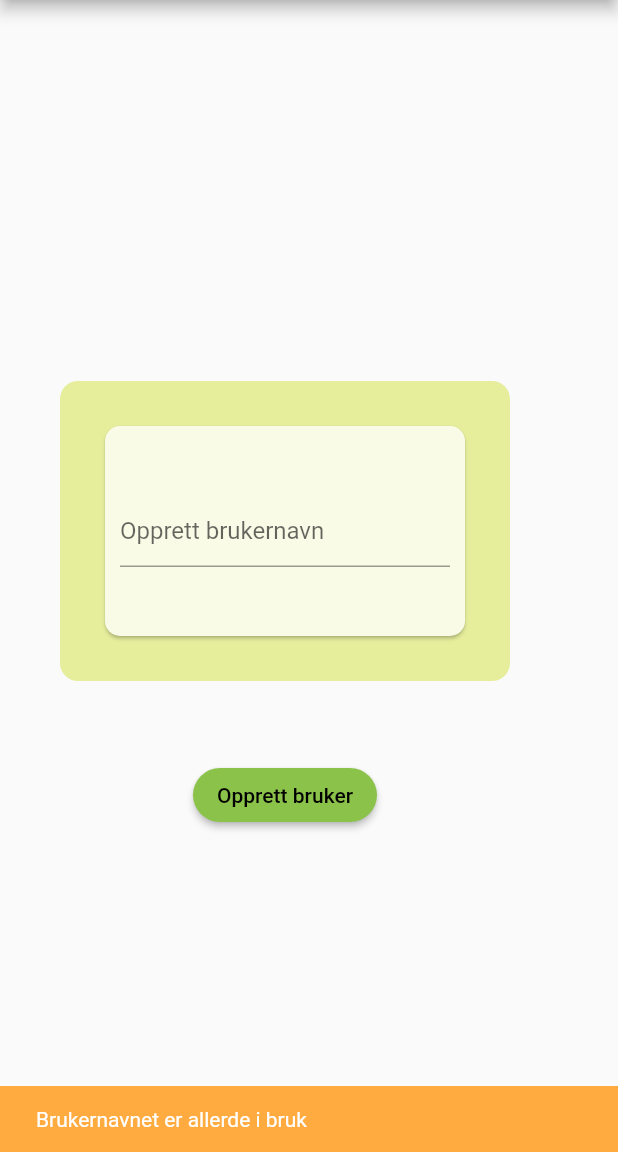
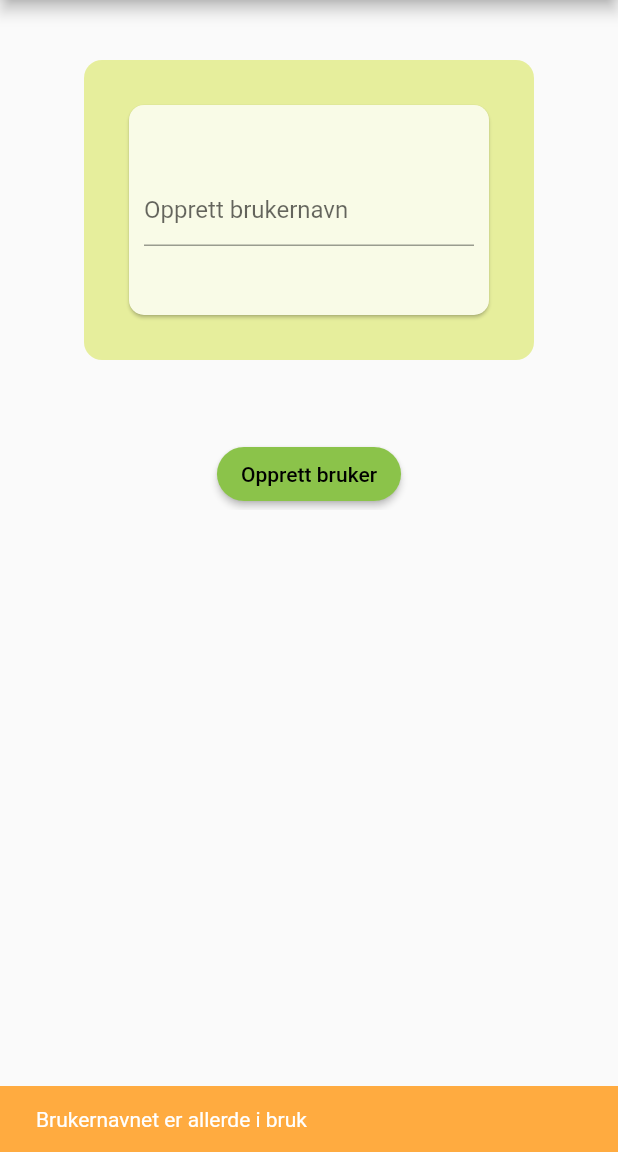
Before and after one commit to sunroadR/chat_app_flutter, a Flutter app: the screen it shows after launch, after a tap on "Opprett bruker", on a phone screen of 412 x 824 dp, the part 84-1236 px from its top. Run offline on Flutter 3.47's test engine with Material 2 defaults, Android fonts, the phone set to English and light mode, and no system bars; our stand-ins replace bloc, cloud_firestore, firebase_auth, firebase_core, flutter_bloc; accounts and stored records are empty.

Commit message:
fikset tekst brytning og returnerende bruker

```diff
--- a/lib/blocs/login_bloc.dart
+++ b/lib/blocs/login_bloc.dart
@@ -8,10 +8,14 @@ part 'login_state.dart';
 
 class LoginBloc extends Bloc<LoginEvent, LoginState> {
   FirestoreProvider _firestoreProvider = FirestoreProvider();
+
   LoginBloc(LoginStateInitial initialState) : super(initialState);
 
   @override
   Stream<LoginState> mapEventToState(LoginEvent event,) async* {
+    if (event is StartOppApp) {
+      yield* _startOppApp(event);
+    }
     if (event is OppretterBrukerNavn) {
       yield* _BrukerOpprettet(event);
     }
@@ -19,12 +23,26 @@ class LoginBloc extends Bloc<LoginEvent, LoginState> {
 
   Stream<LoginState> _BrukerOpprettet(OppretterBrukerNavn event) async* {
     var finnes = await _firestoreProvider.brukerNavnFinnes(event.brukerNavn);
-    if(finnes==false){
-      await  _firestoreProvider.registrerBruker(event.brukerNavn);
+    if (finnes == false) {
+      await _firestoreProvider.registrerBruker(event.brukerNavn);
       yield OpprettBrukerNavnState();
     }
-    else if (finnes == true){
+    else if (finnes == true) {
       yield BrukerNavnFinnesState();
     }
   }
+
+  Stream<LoginState> _startOppApp(StartOppApp event) async* {
+    print('Hei og hopp!!!');
+    var finnesBrukerId = await _firestoreProvider.finnesBrukerId();
+    print(finnesBrukerId);
+    if (finnesBrukerId == false) {
+
+      yield BrukerErNy();
+    }
+    if (finnesBrukerId==true) {
+      print('Hei på deg !!');
+      yield BrukerHarBrukerId();
+    }
+  }
 }
--- a/lib/blocs/login_event.dart
+++ b/lib/blocs/login_event.dart
@@ -4,9 +4,14 @@ part of 'login_bloc.dart';
 abstract class LoginEvent {}
 
 class OppretterBrukerNavn  extends LoginEvent {
+
   final String _brukerNavn;
 
   OppretterBrukerNavn(this._brukerNavn);
 
   String get brukerNavn => _brukerNavn;
 }
+
+class StartOppApp extends LoginEvent{
+
+}
--- a/lib/blocs/login_state.dart
+++ b/lib/blocs/login_state.dart
@@ -9,3 +9,7 @@ class LoginStateInitial extends LoginState {}
 class BrukerNavnFinnesState extends LoginState{}
 
 class OpprettBrukerNavnState extends LoginState{}
+
+class BrukerHarBrukerId extends LoginState{}
+
+class BrukerErNy extends LoginState{}
--- a/lib/main.dart
+++ b/lib/main.dart
@@ -25,6 +25,7 @@ class MyApp extends StatelessWidget {
             return Text('Noe gikk galt');
           }
           if (snapshot.connectionState == ConnectionState.done) {
+
             return MultiBlocProvider(
                 providers:[
                   BlocProvider<LoginBloc>(
@@ -41,7 +42,7 @@ class MyApp extends StatelessWidget {
                     primarySwatch: Colors.lightGreen,
                   ),
 
-                  home: LoginSide(),
+                   home: LoginSide(),
                 )
             );
           }
--- a/lib/resources/firestore_repository.dart
+++ b/lib/resources/firestore_repository.dart
@@ -124,4 +124,16 @@ class FirestoreProvider {
       var  userId = _auth.currentUser.uid.toString();
         return userId;
       }
+
+      bool finnesBrukerId(){
+      if(_auth.currentUser == null){
+        return false;
+      }
+      else
+        return true;
+
+
+      }
+
+
 }
--- a/lib/skjermbilder/login_side.dart
+++ b/lib/skjermbilder/login_side.dart
@@ -5,43 +5,47 @@ import 'package:flutter/material.dart';
 import 'package:flutter_bloc/flutter_bloc.dart';
 
 //Side hvor man registrerer seg første gang med brukernavn.
-class LoginSide extends StatelessWidget{
-
+class LoginSide extends StatelessWidget {
   @override
   Widget build(BuildContext context) {
-    return  Scaffold(
+    return Scaffold(
         appBar: AppBar(
-        title: Text('ChatApp'),),
-          body: BlocListener<LoginBloc, LoginState>(
-            listener: (context,state){
-              if(state is BrukerNavnFinnesState){
-                Scaffold.of(context).showSnackBar(
-                    SnackBar(
+          title: Text('ChatApp'),
+        ),
+        body: BlocListener<LoginBloc, LoginState>(listener: (context, state) {
+          if (state is BrukerNavnFinnesState) {
+            Scaffold.of(context).showSnackBar(SnackBar(
               backgroundColor: Colors.orangeAccent,
               content: Text('Brukernavnet er allerde i bruk'),
-                    )
-                );
+            ));
           }
-              },
+        }, child: BlocBuilder<LoginBloc, LoginState>(builder: (context, state) {
+          print('State er 1 ' + state.toString());
+          if (state is LoginStateInitial) {
+            BlocProvider.of<LoginBloc>(context).add(StartOppApp());
 
-            child: BlocBuilder<LoginBloc, LoginState>(
-                builder: (context, state) {
-                  if (state is LoginStateInitial) {
+            print('State er Her inne  2' + state.toString());
+          }
+          if (state is BrukerHarBrukerId) {
+            print('Er jeg her ?? ');
+            Future.delayed(Duration.zero, () {
+              Navigator.of(context)
+                  .push(MaterialPageRoute(builder: (context) => ChatSide()));
+            });
+          }
+          print('State er Her inne  2' + state.toString());
+          if (state is BrukerErNy) {
             return LoginForm();
           }
           if (state is OpprettBrukerNavnState) {
             Future.delayed(Duration.zero, () {
-                      Navigator.of(context).push(MaterialPageRoute(
-                          builder: (context) => ChatSide()));
+              Navigator.of(context)
+                  .push(MaterialPageRoute(builder: (context) => ChatSide()));
             });
-                  }
-                  else if (state is BrukerNavnFinnesState) {
+          } else if (state is BrukerNavnFinnesState) {
             return LoginForm();
           }
           return Container();
-                }
-                ),
-          ),
-    );
+        })));
   }
 }
--- a/lib/skjermbilder/ui/login_form.dart
+++ b/lib/skjermbilder/ui/login_form.dart
@@ -7,11 +7,13 @@ import 'package:flutter_bloc/flutter_bloc.dart';
 class LoginForm extends StatelessWidget {
   @override
   Widget build(BuildContext context) {
-    return Column(
-      mainAxisAlignment: MainAxisAlignment.center,
+    return ClipRect(
+      child: ListView(
+       // mainAxisAlignment: MainAxisAlignment.center,
         children: [
           _NyBruker(),
         ],
+      ),
     );
   }
 }
@@ -33,7 +35,8 @@ class __NyBrukerState extends State<_NyBruker> {
   @override
   Widget build(BuildContext context) {
     return BlocBuilder<LoginBloc, LoginState>(builder: (context, state) {
-      return Column(
+      return ClipRect(
+        child: Column(
           crossAxisAlignment: CrossAxisAlignment.center,
           children: [
             Padding(
@@ -81,6 +84,7 @@ class __NyBrukerState extends State<_NyBruker> {
                       .add(OppretterBrukerNavn(_myController.text));
                 }),
           ],
+        ),
       );
     });
   }
```
Also changed, not shown: lib/skjermbilder/ui/message_buble.dart (+29 -20 lines). Lines whose indentation alone changed are shown as unchanged.
